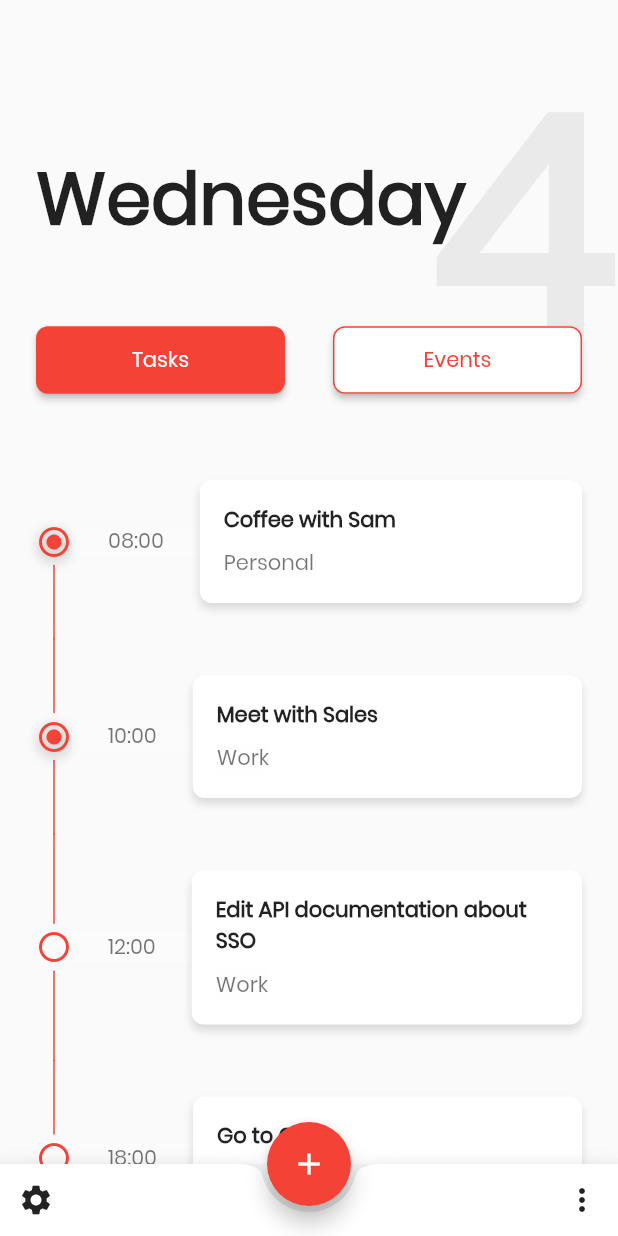
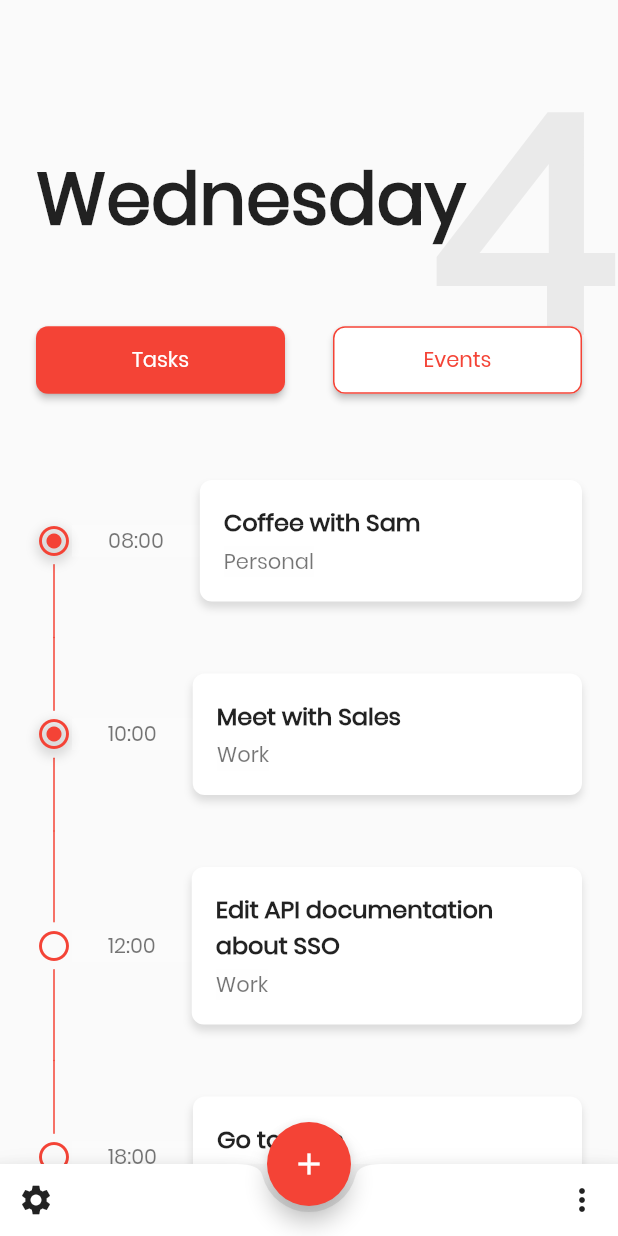
Before and after one commit to sidsbrmnn/todo_app, a Flutter app: the screen it shows after launch, on a phone screen of 412 x 824 dp. Run offline on Flutter 3.47's test engine with Material 2 defaults, Android fonts, the phone set to English and light mode, and no system bars.

Commit message:
Font style modifications for events listing

```diff
--- a/lib/pages/events_page.dart
+++ b/lib/pages/events_page.dart
@@ -112,16 +112,22 @@ class _EventsPageState extends State<EventsPage> {
                         Text(
                           _eventList[index].task,
                           style: TextStyle(
+                            fontSize: 16.0,
                             fontWeight: FontWeight.bold,
                           ),
                         ),
                         SizedBox(
-                          height: 8,
+                          height: 4,
                         ),
                         Container(
                           foregroundDecoration:
                               BoxDecoration(color: Color(0x60FDFDFD)),
-                          child: Text(_eventList[index].category),
+                          child: Text(
+                            _eventList[index].category,
+                            style: TextStyle(
+                              fontSize: 14.0,
+                            ),
+                          ),
                         )
                       ],
                     ),
```
